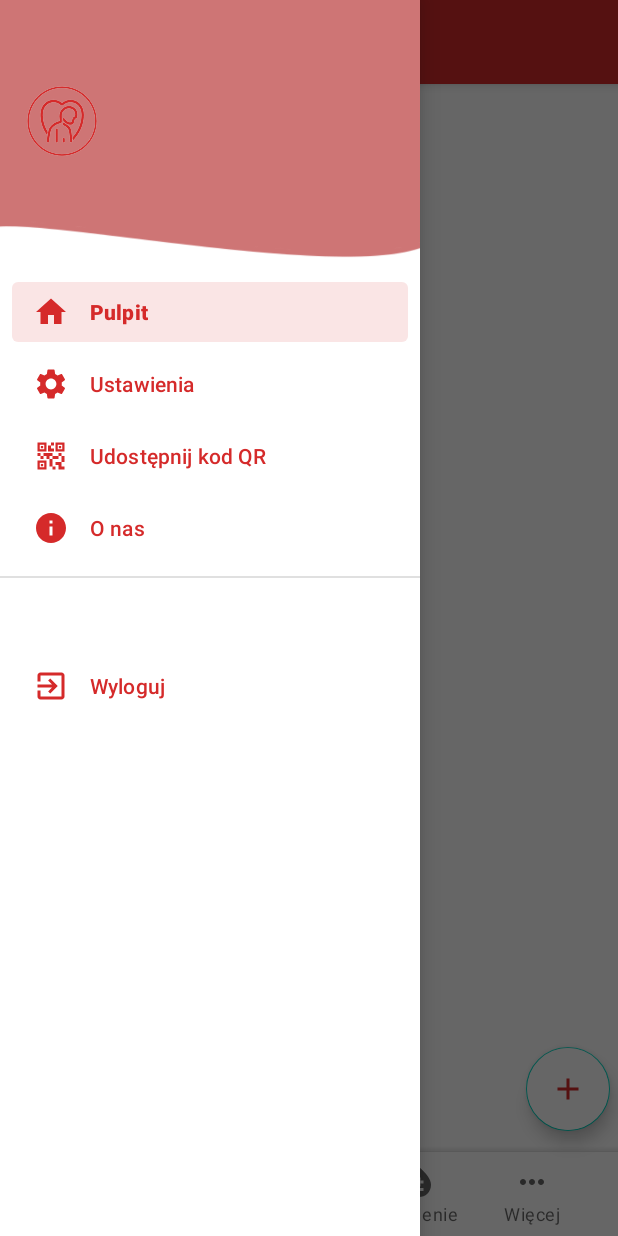
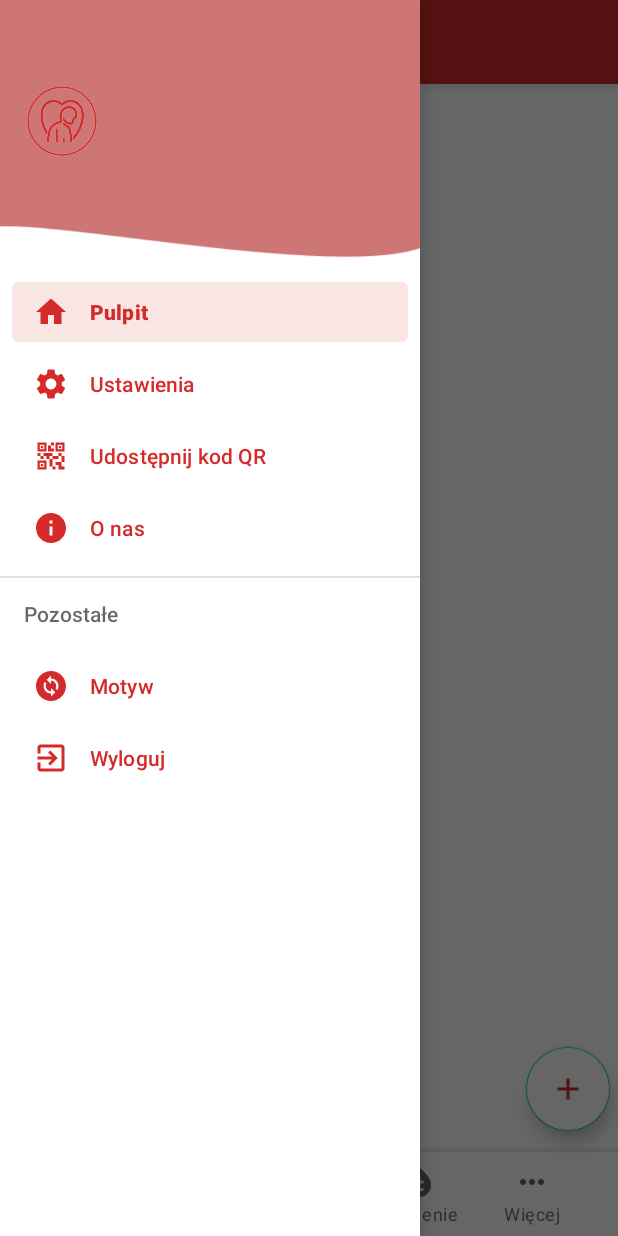
Before and after one commit to Piniekf/KardioL0g, an Android app: the MainActivity screen opened directly, with no data from a screen before it, with the side drawer open, on a phone screen of 412 x 824 dp. Run offline under Robolectric (Android 15) with nearby library versions, the phone set to English and light mode, and no system bars; our stand-ins replace Firebase (no records; nobody signed in at launch, a user with empty details on screens opened directly).

Commit message:
Dodana zmiana motywu taka działająca.

```diff
--- a/app/src/main/java/com/party/kardiol0g/MainActivity.java
+++ b/app/src/main/java/com/party/kardiol0g/MainActivity.java
@@ -3,6 +3,8 @@ package com.party.kardiol0g;
 import androidx.annotation.NonNull;
 import androidx.appcompat.app.ActionBarDrawerToggle;
 import androidx.appcompat.app.AppCompatActivity;
+import androidx.appcompat.app.AppCompatDelegate;
+import androidx.appcompat.widget.SwitchCompat;
 import androidx.appcompat.widget.Toolbar;
 import androidx.core.view.GravityCompat;
 import androidx.drawerlayout.widget.DrawerLayout;
@@ -11,7 +13,9 @@ import androidx.fragment.app.FragmentManager;
 import androidx.fragment.app.FragmentTransaction;
 
 import android.app.Dialog;
+import android.content.Context;
 import android.content.Intent;
+import android.content.SharedPreferences;
 import android.graphics.Color;
 import android.graphics.drawable.ColorDrawable;
 import android.os.Bundle;
@@ -22,6 +26,7 @@ import android.view.ViewGroup;
 import android.view.Window;
 import android.widget.ImageView;
 import android.widget.LinearLayout;
+import android.widget.Switch;
 import android.widget.TextView;
 import android.widget.Toast;
 
@@ -43,6 +48,9 @@ public class MainActivity extends AppCompatActivity implements NavigationView.On
     BottomNavigationView bottomNavigationView;
     private FirebaseAuth mAuth;
     private DatabaseReference userRef;
+    boolean nightMode;
+    SharedPreferences sharedPreferences;
+    SharedPreferences.Editor editor;
 
     @Override
     protected void onCreate(Bundle savedInstanceState) {
@@ -56,8 +64,7 @@ public class MainActivity extends AppCompatActivity implements NavigationView.On
         drawerLayout = findViewById(R.id.drawer_layout);
         NavigationView navigationView = findViewById(R.id.nav_view);
         navigationView.setNavigationItemSelectedListener(this);
-        ActionBarDrawerToggle toggle = new ActionBarDrawerToggle(this, drawerLayout, toolbar, R.string.open_nav,
-                R.string.close_nav);
+        ActionBarDrawerToggle toggle = new ActionBarDrawerToggle(this, drawerLayout, toolbar, R.string.open_nav, R.string.close_nav);
         drawerLayout.addDrawerListener(toggle);
         toggle.syncState();
 
@@ -146,6 +153,16 @@ public class MainActivity extends AppCompatActivity implements NavigationView.On
                 finish();
                 Toast.makeText(this, "Wylogowano!", Toast.LENGTH_SHORT).show();
                 break;
+            case R.id.theme_switch:
+                if(nightMode){
+                    AppCompatDelegate.setDefaultNightMode(AppCompatDelegate.MODE_NIGHT_NO);
+                    nightMode = false;
+                } else{
+                    AppCompatDelegate.setDefaultNightMode(AppCompatDelegate.MODE_NIGHT_YES);
+                    nightMode = true;
+                }
+                Toast.makeText(this,"Zmiana motywu", Toast.LENGTH_SHORT).show();
+                break;
         }
         drawerLayout.closeDrawer(GravityCompat.START);
         return true;
--- /dev/null
+++ b/app/src/main/res/drawable/baseline_change_circle_24.xml
@@ -0,0 +1,5 @@
+<vector xmlns:android="http://schemas.android.com/apk/res/android" android:height="24dp" android:tint="#000000" android:viewportHeight="24" android:viewportWidth="24" android:width="24dp">
+
+    <path android:fillColor="@android:color/white" android:pathData="M12,2C6.48,2 2,6.48 2,12c0,5.52 4.48,10 10,10s10,-4.48 10,-10C22,6.48 17.52,2 12,2zM12.06,19v-2.01c-0.02,0 -0.04,0 -0.06,0c-1.28,0 -2.56,-0.49 -3.54,-1.46c-1.71,-1.71 -1.92,-4.35 -0.64,-6.29l1.1,1.1c-0.71,1.33 -0.53,3.01 0.59,4.13c0.7,0.7 1.62,1.03 2.54,1.01v-2.14l2.83,2.83L12.06,19zM16.17,14.76l-1.1,-1.1c0.71,-1.33 0.53,-3.01 -0.59,-4.13C13.79,8.84 12.9,8.5 12,8.5c-0.02,0 -0.04,0 -0.06,0v2.15L9.11,7.83L11.94,5v2.02c1.3,-0.02 2.61,0.45 3.6,1.45C17.24,10.17 17.45,12.82 16.17,14.76z"/>
+
+</vector>
--- a/app/src/main/res/menu/nav_menu.xml
+++ b/app/src/main/res/menu/nav_menu.xml
@@ -1,6 +1,7 @@
 <?xml version="1.0" encoding="utf-8"?>
 <menu
     xmlns:android="http://schemas.android.com/apk/res/android"
+    xmlns:app="http://schemas.android.com/apk/res-auto"
     xmlns:tools="http://schemas.android.com/tools"
     tools:showIn = "navigation_view">
 
@@ -28,8 +29,15 @@
             android:title="O nas"/>
     </group>
     <item
-        android:title="">
+        android:title="Pozostałe">
         <menu>
+            <item
+                android:id="@+id/theme_switch"
+                android:icon="@drawable/baseline_change_circle_24"
+                android:title="Motyw"
+                app:showAsAction="always">
+            </item>
+
             <item
                 android:id="@+id/nav_logout"
                 android:icon="@drawable/baseline_exit_to_app_24"
--- a/app/src/main/res/values-night/themes.xml
+++ b/app/src/main/res/values-night/themes.xml
@@ -17,8 +17,7 @@
     </style>
     <!-- Base application theme. -->
     <style name="Base.Theme.KardioL0g" parent="Theme.Material3.DayNight.NoActionBar">
-        <!-- Customize your light theme here. -->
-        <!-- <item name="colorPrimary">@color/my_light_primary</item> -->
+
     </style>
 
     <style name="DialogAnimation">
--- a/app/src/main/res/values/colors.xml
+++ b/app/src/main/res/values/colors.xml
@@ -8,4 +8,6 @@
     <color name="black">#FF000000</color>
     <color name="white">#FFFFFFFF</color>
     <color name="appred">#d52a2a</color>
+    <color name="grey">#aaa</color>
+    <color name="darkGrey">#ff424242</color>
 </resources>
--- a/app/src/main/res/values/themes.xml
+++ b/app/src/main/res/values/themes.xml
@@ -15,10 +15,9 @@
         <item name="windowActionBar">false</item>
         <item name="windowNoTitle">true</item>
     </style>
-  <!-- Base application theme. -->
+
     <style name="Base.Theme.KardioL0g" parent="Theme.Material3.DayNight.NoActionBar">
-        <!-- Customize your light theme here. -->
-        <!-- <item name="colorPrimary">@color/my_light_primary</item> -->
+
     </style>
 
     <style name="DialogAnimation">
```
